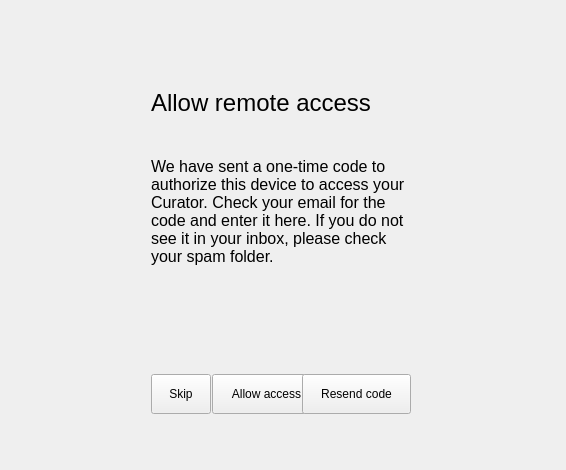
Old version of the form src/gui/codedialog.ui in the repository CSG-Development/owncloud-client.
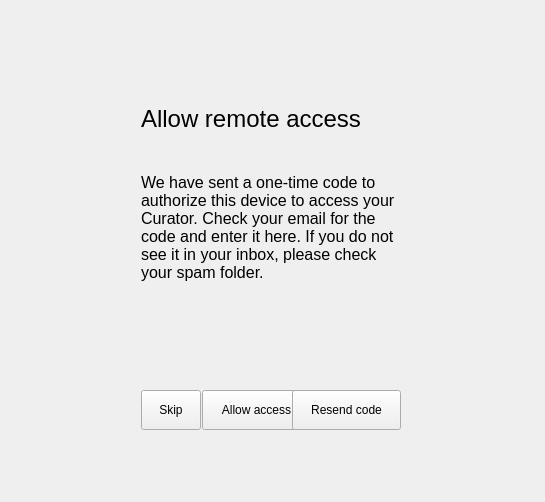
New version of the form. Custom widgets are drawn as their Qt base class.

What changed in the file:
```diff
--- a/src/gui/codedialog.ui
+++ b/src/gui/codedialog.ui
@@ -6,8 +6,8 @@
    <rect>
     <x>0</x>
     <y>0</y>
-    <width>566</width>
-    <height>470</height>
+    <width>545</width>
+    <height>502</height>
    </rect>
   </property>
   <property name="windowTitle">
```
Left out of the diff: 24 changed lines with no effect on the pictures.
